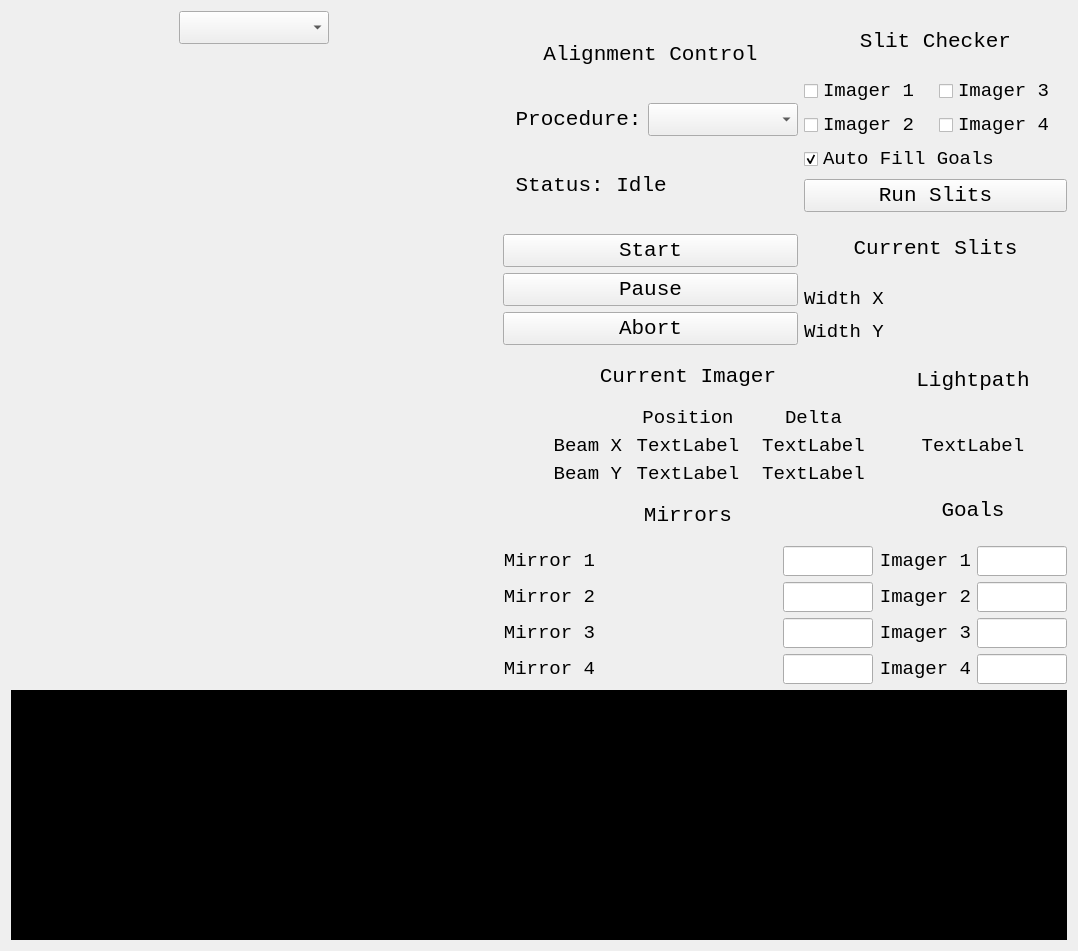
Before: the Qt Designer form skywalker/skywalker_gui.ui in slaclab/skywalker, drawn with Qt 5.
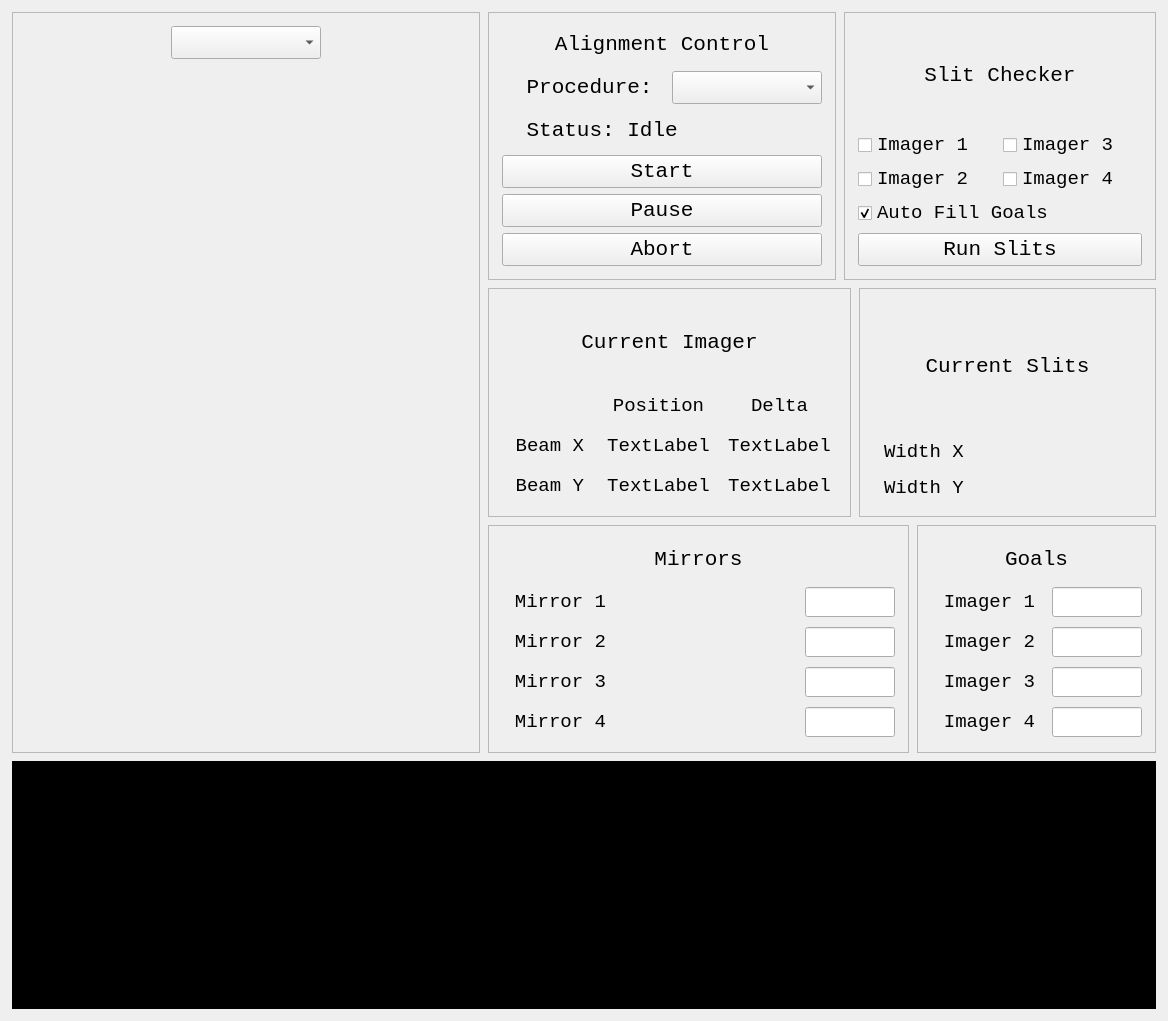
After: the same form once the commit is applied. Custom widgets are drawn as their Qt base class.

Commit message: ENH: Frames

The edit to the form file:
```diff
--- a/skywalker/skywalker_gui.ui
+++ b/skywalker/skywalker_gui.ui
@@ -6,15 +6,16 @@
    <rect>
     <x>0</x>
     <y>0</y>
-    <width>1078</width>
-    <height>951</height>
+    <width>1168</width>
+    <height>1021</height>
    </rect>
   </property>
   <property name="windowTitle">
    <string>Skywalker</string>
   </property>
   <property name="styleSheet">
-   <string notr="true">QPlainTextEdit { color: white; background-color: black }</string>
+   <string notr="true">QPlainTextEdit { color: white; background-color: black }
+QFrame { padding: 1px; border-width: 4px; margin: 1px}</string>
   </property>
   <layout class="QGridLayout" name="gridLayout_2">
    <item row="0" column="0">
@@ -25,9 +26,28 @@
      <item>
       <layout class="QHBoxLayout" name="upper_layout">
        <item>
-        <layout class="QVBoxLayout" name="image_layout">
+        <widget class="QFrame" name="image_frame">
+         <property name="sizePolicy">
+          <sizepolicy hsizetype="Preferred" vsizetype="Preferred">
+           <horstretch>0</horstretch>
+           <verstretch>0</verstretch>
+          </sizepolicy>
+         </property>
+         <property name="minimumSize">
+          <size>
+           <width>50</width>
+           <height>0</height>
+          </size>
+         </property>
+         <property name="frameShape">
+          <enum>QFrame::StyledPanel</enum>
+         </property>
+         <property name="frameShadow">
+          <enum>QFrame::Raised</enum>
+         </property>
+         <layout class="QVBoxLayout" name="verticalLayout_7">
          <item>
-          <layout class="QHBoxLayout" name="horizontalLayout_2">
+           <layout class="QHBoxLayout" name="image_combo_layout">
            <item>
             <widget class="QComboBox" name="image_title_combo">
              <property name="maximumSize">
@@ -82,13 +102,21 @@
           </widget>
          </item>
         </layout>
+        </widget>
        </item>
        <item>
         <layout class="QVBoxLayout" name="control_layout">
          <item>
           <layout class="QHBoxLayout" name="upper_control_layout">
            <item>
-            <layout class="QVBoxLayout" name="alignment_layout">
+            <widget class="QFrame" name="alignment_frame">
+             <property name="frameShape">
+              <enum>QFrame::StyledPanel</enum>
+             </property>
+             <property name="frameShadow">
+              <enum>QFrame::Raised</enum>
+             </property>
+             <layout class="QVBoxLayout" name="verticalLayout">
              <item>
               <widget class="QLabel" name="control_title">
                <property name="font">
@@ -200,9 +228,17 @@
               </widget>
              </item>
             </layout>
+            </widget>
            </item>
            <item>
-            <layout class="QVBoxLayout" name="goals_layout">
+            <widget class="QFrame" name="checker_frame">
+             <property name="frameShape">
+              <enum>QFrame::StyledPanel</enum>
+             </property>
+             <property name="frameShadow">
+              <enum>QFrame::Raised</enum>
+             </property>
+             <layout class="QVBoxLayout" name="verticalLayout_2">
              <item>
               <widget class="QLabel" name="slit_check_label">
                <property name="font">
@@ -310,104 +346,28 @@
                </property>
               </widget>
              </item>
-             <item>
-              <widget class="QLabel" name="readback_slits_title">
-               <property name="font">
-                <font>
-                 <family>Monospace</family>
-                 <pointsize>16</pointsize>
-                </font>
-               </property>
-               <property name="text">
-                <string>Current Slits</string>
-               </property>
-               <property name="alignment">
-                <set>Qt::AlignCenter</set>
-               </property>
-              </widget>
-             </item>
-             <item>
-              <layout class="QGridLayout" name="slit_width_layout">
-               <item row="0" column="0">
-                <widget class="QLabel" name="slit_x_label">
-                 <property name="font">
-                  <font>
-                   <family>Monospace</family>
-                   <pointsize>14</pointsize>
-                  </font>
-                 </property>
-                 <property name="text">
-                  <string>Width X</string>
-                 </property>
-                </widget>
-               </item>
-               <item row="1" column="0">
-                <widget class="QLabel" name="slit_y_label">
-                 <property name="font">
-                  <font>
-                   <family>Monospace</family>
-                   <pointsize>14</pointsize>
-                  </font>
-                 </property>
-                 <property name="text">
-                  <string>Width Y</string>
-                 </property>
-                </widget>
-               </item>
-               <item row="0" column="1">
-                <widget class="PyDMLabel" name="slit_x_width">
-                 <property name="font">
-                  <font>
-                   <family>Monospace</family>
-                   <pointsize>14</pointsize>
-                  </font>
-                 </property>
-                 <property name="toolTip">
-                  <string/>
-                 </property>
-                 <property name="whatsThis">
-                  <string/>
-                 </property>
-                 <property name="alignment">
-                  <set>Qt::AlignCenter</set>
-                 </property>
-                 <property name="precision">
-                  <number>3</number>
-                 </property>
-                </widget>
-               </item>
-               <item row="1" column="1">
-                <widget class="PyDMLabel" name="slit_y_width">
-                 <property name="font">
-                  <font>
-                   <family>Monospace</family>
-                   <pointsize>14</pointsize>
-                  </font>
-                 </property>
-                 <property name="toolTip">
-                  <string/>
-                 </property>
-                 <property name="whatsThis">
-                  <string/>
-                 </property>
-                 <property name="alignment">
-                  <set>Qt::AlignCenter</set>
-                 </property>
-                 <property name="precision">
-                  <number>3</number>
-                 </property>
-                </widget>
-               </item>
-              </layout>
-             </item>
-            </layout>
-           </item>
-          </layout>
-         </item>
+             </layout>
+            </widget>
+           </item>
+          </layout>
+         </item>
          <item>
           <layout class="QHBoxLayout" name="readbacks_layout">
            <item>
-            <layout class="QVBoxLayout" name="imager_readback_layout">
+            <widget class="QFrame" name="centroid_frame">
+             <property name="minimumSize">
+              <size>
+               <width>0</width>
+               <height>0</height>
+              </size>
+             </property>
+             <property name="frameShape">
+              <enum>QFrame::StyledPanel</enum>
+             </property>
+             <property name="frameShadow">
+              <enum>QFrame::Raised</enum>
+             </property>
+             <layout class="QVBoxLayout" name="verticalLayout_4">
              <item>
               <widget class="QLabel" name="readback_imager_title">
                <property name="font">
@@ -556,6 +516,184 @@
                </item>
               </layout>
              </item>
+             </layout>
+            </widget>
+           </item>
+           <item>
+            <widget class="QFrame" name="slits_frame">
+             <property name="minimumSize">
+              <size>
+               <width>0</width>
+               <height>50</height>
+              </size>
+             </property>
+             <property name="frameShape">
+              <enum>QFrame::StyledPanel</enum>
+             </property>
+             <property name="frameShadow">
+              <enum>QFrame::Raised</enum>
+             </property>
+             <layout class="QVBoxLayout" name="verticalLayout_3">
+              <item>
+               <widget class="QLabel" name="readback_slits_title">
+                <property name="font">
+                 <font>
+                  <family>Monospace</family>
+                  <pointsize>16</pointsize>
+                 </font>
+                </property>
+                <property name="text">
+                 <string>Current Slits</string>
+                </property>
+                <property name="alignment">
+                 <set>Qt::AlignCenter</set>
+                </property>
+               </widget>
+              </item>
+              <item>
+               <layout class="QGridLayout" name="slit_width_layout">
+                <item row="0" column="0">
+                 <widget class="QLabel" name="slit_x_label">
+                  <property name="minimumSize">
+                   <size>
+                    <width>0</width>
+                    <height>30</height>
+                   </size>
+                  </property>
+                  <property name="maximumSize">
+                   <size>
+                    <width>16777215</width>
+                    <height>30</height>
+                   </size>
+                  </property>
+                  <property name="font">
+                   <font>
+                    <family>Monospace</family>
+                    <pointsize>14</pointsize>
+                   </font>
+                  </property>
+                  <property name="text">
+                   <string>Width X</string>
+                  </property>
+                 </widget>
+                </item>
+                <item row="1" column="0">
+                 <widget class="QLabel" name="slit_y_label">
+                  <property name="minimumSize">
+                   <size>
+                    <width>0</width>
+                    <height>30</height>
+                   </size>
+                  </property>
+                  <property name="maximumSize">
+                   <size>
+                    <width>16777215</width>
+                    <height>30</height>
+                   </size>
+                  </property>
+                  <property name="font">
+                   <font>
+                    <family>Monospace</family>
+                    <pointsize>14</pointsize>
+                   </font>
+                  </property>
+                  <property name="text">
+                   <string>Width Y</string>
+                  </property>
+                 </widget>
+                </item>
+                <item row="0" column="1">
+                 <widget class="PyDMLabel" name="slit_x_width">
+                  <property name="minimumSize">
+                   <size>
+                    <width>0</width>
+                    <height>30</height>
+                   </size>
+                  </property>
+                  <property name="maximumSize">
+                   <size>
+                    <width>16777215</width>
+                    <height>30</height>
+                   </size>
+                  </property>
+                  <property name="font">
+                   <font>
+                    <family>Monospace</family>
+                    <pointsize>14</pointsize>
+                   </font>
+                  </property>
+                  <property name="toolTip">
+                   <string/>
+                  </property>
+                  <property name="whatsThis">
+                   <string/>
+                  </property>
+                  <property name="alignment">
+                   <set>Qt::AlignCenter</set>
+                  </property>
+                  <property name="precision">
+                   <number>3</number>
+                  </property>
+                 </widget>
+                </item>
+                <item row="1" column="1">
+                 <widget class="PyDMLabel" name="slit_y_width">
+                  <property name="minimumSize">
+                   <size>
+                    <width>0</width>
+                    <height>30</height>
+                   </size>
+                  </property>
+                  <property name="maximumSize">
+                   <size>
+                    <width>16777215</width>
+                    <height>30</height>
+                   </size>
+                  </property>
+                  <property name="font">
+                   <font>
+                    <family>Monospace</family>
+                    <pointsize>14</pointsize>
+                   </font>
+                  </property>
+                  <property name="toolTip">
+                   <string/>
+                  </property>
+                  <property name="whatsThis">
+                   <string/>
+                  </property>
+                  <property name="alignment">
+                   <set>Qt::AlignCenter</set>
+                  </property>
+                  <property name="precision">
+                   <number>3</number>
+                  </property>
+                 </widget>
+                </item>
+               </layout>
+              </item>
+             </layout>
+            </widget>
+           </item>
+          </layout>
+         </item>
+         <item>
+          <layout class="QHBoxLayout" name="layout_row_3">
+           <item>
+            <widget class="QFrame" name="mirror_frame">
+             <property name="minimumSize">
+              <size>
+               <width>0</width>
+               <height>50</height>
+              </size>
+             </property>
+             <property name="frameShape">
+              <enum>QFrame::StyledPanel</enum>
+             </property>
+             <property name="frameShadow">
+              <enum>QFrame::Raised</enum>
+             </property>
+             <layout class="QVBoxLayout" name="verticalLayout_5">
              <item>
               <widget class="QLabel" name="mirrors_title">
                <property name="font">
@@ -1021,41 +1159,17 @@
               </layout>
              </item>
             </layout>
-           </item>
-           <item>
-            <layout class="QVBoxLayout" name="system_layout">
-             <item>
-              <widget class="QLabel" name="lightpath_label">
-               <property name="font">
-                <font>
-                 <family>Monospace</family>
-                 <pointsize>16</pointsize>
-                </font>
-               </property>
-               <property name="text">
-                <string>Lightpath</string>
-               </property>
-               <property name="alignment">
-                <set>Qt::AlignCenter</set>
-               </property>
               </widget>
              </item>
              <item>
-              <widget class="QLabel" name="lightpath_label_2">
-               <property name="font">
-                <font>
-                 <family>Monospace</family>
-                 <pointsize>14</pointsize>
-                </font>
-               </property>
-               <property name="text">
-                <string>TextLabel</string>
-               </property>
-               <property name="alignment">
-                <set>Qt::AlignCenter</set>
-               </property>
-              </widget>
-             </item>
+            <widget class="QFrame" name="goals_frame">
+             <property name="frameShape">
+              <enum>QFrame::StyledPanel</enum>
+             </property>
+             <property name="frameShadow">
+              <enum>QFrame::Raised</enum>
+             </property>
+             <layout class="QVBoxLayout" name="verticalLayout_6">
              <item>
               <widget class="QLabel" name="goals_label">
                <property name="font">
@@ -1229,6 +1343,7 @@
               </layout>
              </item>
             </layout>
+            </widget>
            </item>
           </layout>
          </item>
```
Left out of the diff: 8 changed lines with no effect on the pictures. Lines whose indentation alone changed are shown as unchanged.
